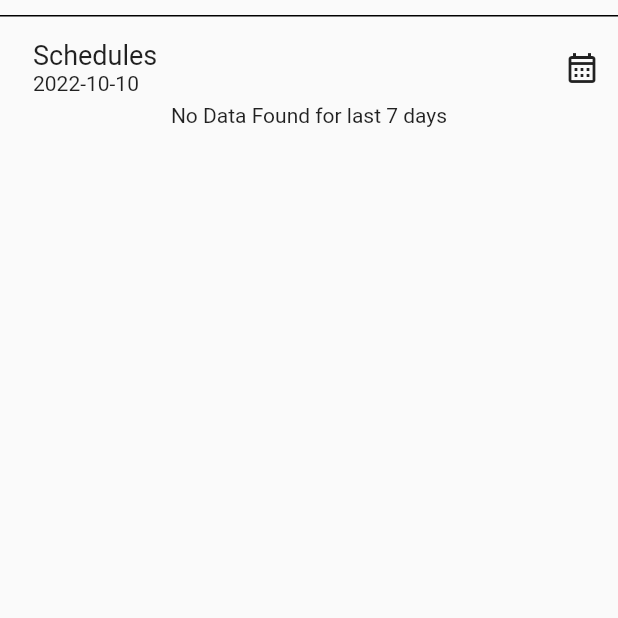
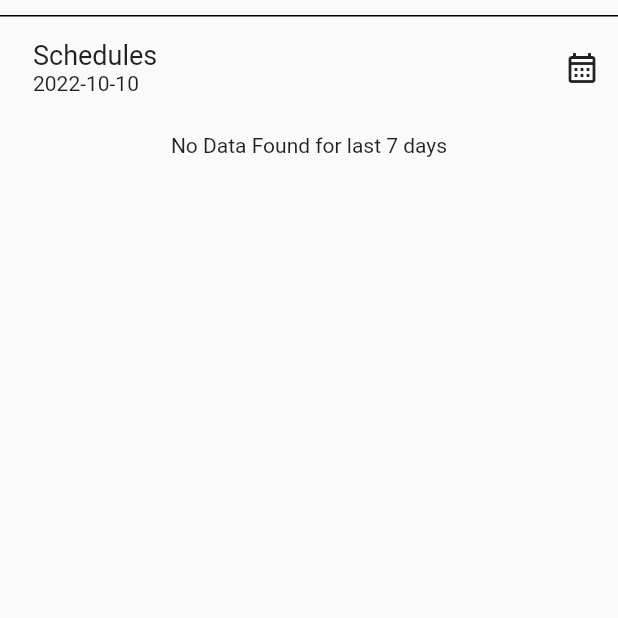
Before and after one commit to abaditya26/employee-management, a Flutter app: the UserDashGraphsWidget screen opened directly with empty values, on a phone screen of 412 x 824 dp, the top half of it. Run offline on Flutter 3.47's test engine with Material 2 defaults, Android fonts, the phone set to English and light mode, and no system bars; our stand-ins replace cached_network_image, cloud_firestore, firebase_auth, firebase_core, firebase_storage, google_fonts and 3 more; accounts and stored records are empty.

```diff
--- a/lib/widgets/user_dash_graph_widget.dart
+++ b/lib/widgets/user_dash_graph_widget.dart
@@ -144,13 +144,15 @@ class _UserDashGraphsWidgetState extends State<UserDashGraphsWidget> {
                 ];
                 int i = 0;
                 var dTH = todayDate.subtract(const Duration(days: 7));
+                print(dTH);
                 for (DocumentSnapshot document in snapshot.data!.docs) {
                   Map<String, dynamic> data =
                       document.data()! as Map<String, dynamic>;
-                  DateTime d1 = DateFormat("yyyy-MM-dd").parse((data["startDateTime"] as String).split(" ")[0]);
-                  DateTime d2 =
-                      DateFormat("yyyy-MM-dd").parse("${dTH.year}-${dTH.month}-${dTH.day}");
-                  if (d1.isAfter(d2)) {
+                  DateTime d1 = DateFormat("yyyy-MM-dd")
+                      .parse((data["startDateTime"] as String).split(" ")[0]);
+                  DateTime d2 = DateFormat("yyyy-MM-dd")
+                      .parse("${dTH.year}-${dTH.month}-${dTH.day}");
+                  if (d1.isAfter(d2) &&( (todayDate.add(const Duration(days: 1))).isAfter(d1))) {
                     for (i = 0; i < tasks.length; i++) {
                       if (tasks[i].date ==
                           (data["startDateTime"] as String).split(" ")[0]) {
@@ -181,10 +183,10 @@ class _UserDashGraphsWidgetState extends State<UserDashGraphsWidget> {
                     i--;
                   }
                 }
-                print(tasks.length);
-                for (TaskDataModel t in tasks) {
-                  print("${t.date}");
-                }
+                // print(tasks.length);
+                // for (TaskDataModel t in tasks) {
+                //   print("${t.date}");
+                // }
                 return SingleChildScrollView(
                   child: Column(
                     children: [
@@ -254,8 +256,9 @@ class PieChartWidget extends StatelessWidget {
   Widget build(BuildContext context) {
     Map<String, double> dataMap = {};
     Map<String, double> dataMap2 = {};
-    if (tasks.length == 0) {
+    if (tasks.isEmpty) {
       return Container(
+        padding: EdgeInsets.symmetric(vertical: 20.0, horizontal: 10.0),
         child: Text("No Data Found for last 7 days"),
       );
     }
```
